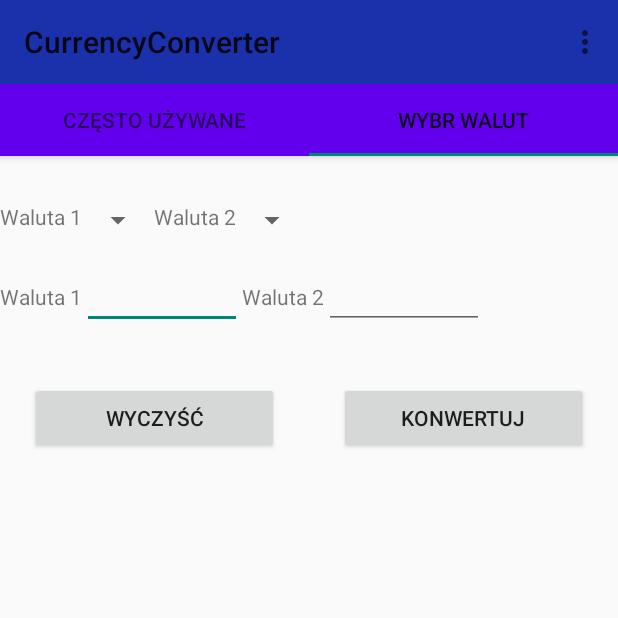
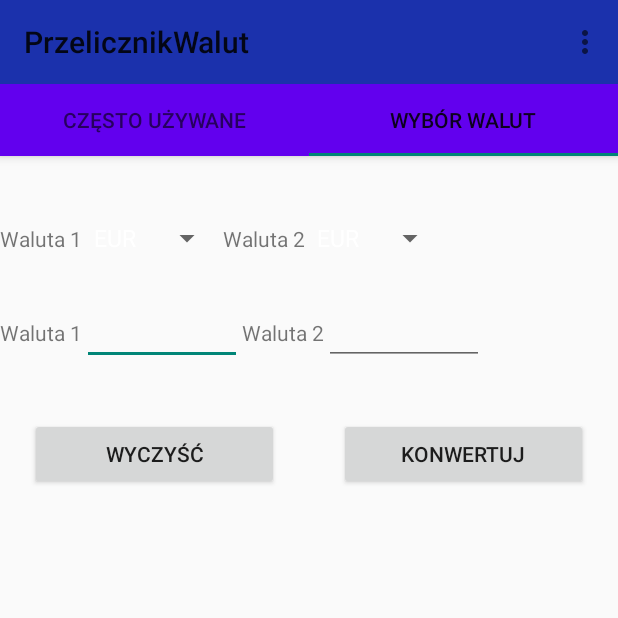
Before and after one commit to arturkowalczyk300/android-currency-converter, an Android app: the screen it shows after launch (MainActivity), tab 2 chosen, on a phone screen of 412 x 824 dp, the top half of it. Run offline under Robolectric (Android 15) with nearby library versions, the phone set to English and light mode, and no system bars; 4 statements that could not run were skipped.

Commit message:
repair displaying EUR in currency select list

```diff
--- a/app/src/main/java/com/arturr300/currencyconverter/CurrencyUtils.java
+++ b/app/src/main/java/com/arturr300/currencyconverter/CurrencyUtils.java
@@ -43,7 +43,7 @@ public class CurrencyUtils {
 
     List<String> getAvailableCurrencies() {
         try {
-            JSONObject jMain = getJSONObjectFromAPI(false, "");
+            JSONObject jMain = getJSONObjectFromAPI(true, "EUR");
             JSONObject jRates = jMain.getJSONObject("rates");
             List<String> listRates = new ArrayList<>();
             for (Iterator<String> iterator = jRates.keys(); iterator.hasNext(); ) {
--- a/app/src/main/java/com/arturr300/currencyconverter/ListSelect.java
+++ b/app/src/main/java/com/arturr300/currencyconverter/ListSelect.java
@@ -13,6 +13,7 @@ import android.widget.EditText;
 import android.widget.Spinner;
 
 import java.text.DecimalFormat;
+import java.util.Collections;
 import java.util.List;
 
 public class ListSelect extends Fragment {
@@ -75,6 +76,8 @@ public class ListSelect extends Fragment {
     }
     void fillSpinners() {
         List<String> listRates = mCurrencyUtils.getAvailableCurrencies();
+        listRates.add("EUR"); //it is base currency, so rates JSONObject not contains it ; it must be added manually
+        Collections.sort(listRates);
         ArrayAdapter<String> aa = new ArrayAdapter<>(getActivity().getApplicationContext(), android.R.layout.simple_spinner_dropdown_item, listRates);
         spinnerFirstCurrency.setAdapter(aa);
         spinnerSecondCurrency.setAdapter(aa);
--- a/app/src/main/res/menu/main_menu.xml
+++ b/app/src/main/res/menu/main_menu.xml
@@ -2,8 +2,8 @@
 <menu xmlns:android="http://schemas.android.com/apk/res/android">
     <item
         android:id="@+id/action_settings"
-        android:title="Settings"/>
+        android:title="@string/menu_settings"/>
     <item
         android:id="@+id/action_about"
-        android:title="About"/>
+        android:title="@string/menu_about"/>
 </menu>
--- a/app/src/main/res/values/strings.xml
+++ b/app/src/main/res/values/strings.xml
@@ -1,11 +1,13 @@
 <resources>
-    <string name="app_name">CurrencyConverter</string>
+    <string name="app_name">PrzelicznikWalut</string>
     <!-- TODO: Remove or change this placeholder text -->
     <string name="hello_blank_fragment">Hello blank fragment</string>
     <string name="most_used">Często używane</string>
-    <string name="list_select">Wybr walut</string>
+    <string name="list_select">Wybór walut</string>
     <string name="text_currency1">Waluta 1</string>
     <string name="text_currency2">Waluta 2</string>
     <string name="btn_clear">Wyczyść</string>
     <string name="btn_convert">Konwertuj</string>
+    <string name="menu_settings">Ustawienia</string>
+    <string name="menu_about">O aplikacji</string>
 </resources>
```
